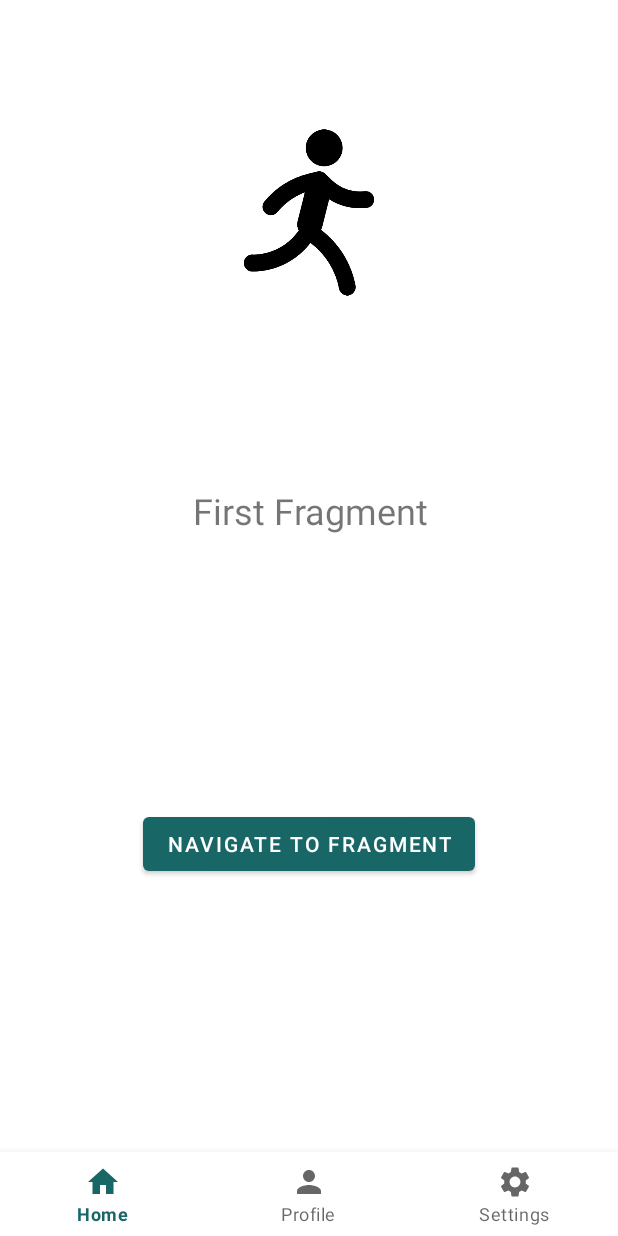
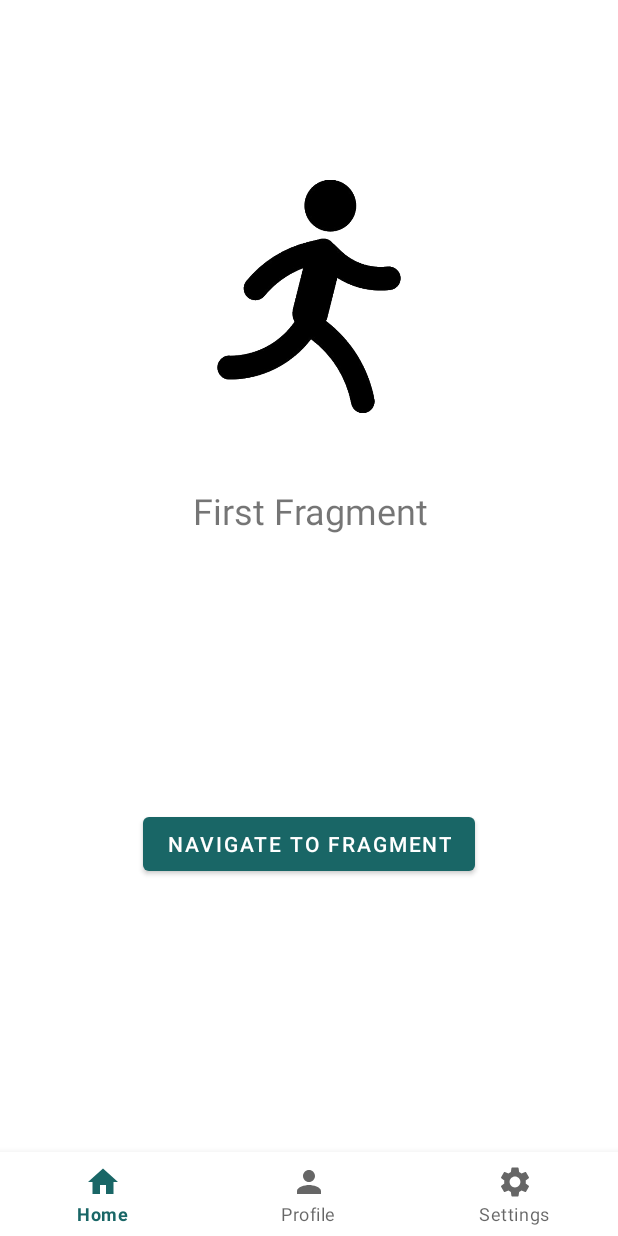
Before and after one commit to giuliocapo/ESONERO-NAVIGATION, an Android app: the FirstFragment screen opened through its navigation route, on a phone screen of 412 x 824 dp. Run offline under Robolectric (Android 15) with nearby library versions, the phone set to English and light mode, and no system bars; our stand-ins replace navigation-ui; libraries missing offline, so code that uses them is left out: androidx.constraintlayout.solver, androidx.constraintlayout.widget.

Commit message:
runners icons

```diff
--- a/app/src/main/res/layout/fragment_first.xml
+++ b/app/src/main/res/layout/fragment_first.xml
@@ -31,11 +31,12 @@
 
     <ImageView
         android:id="@+id/imageView"
-        android:layout_width="177dp"
-        android:layout_height="195dp"
-        android:layout_marginTop="44dp"
+        android:layout_width="249dp"
+        android:layout_height="363dp"
+        android:layout_marginTop="16dp"
         android:src="@drawable/run1"
         app:layout_constraintEnd_toEndOf="parent"
         app:layout_constraintStart_toStartOf="parent"
         app:layout_constraintTop_toTopOf="parent" />
+
 </androidx.constraintlayout.widget.ConstraintLayout>
```
